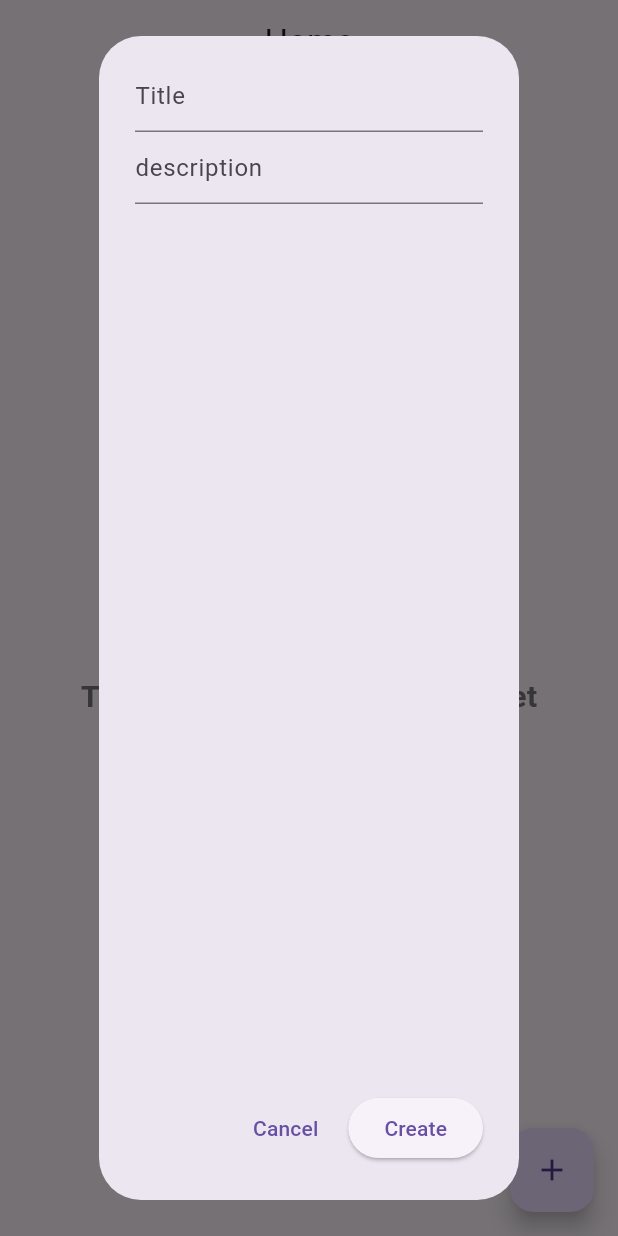
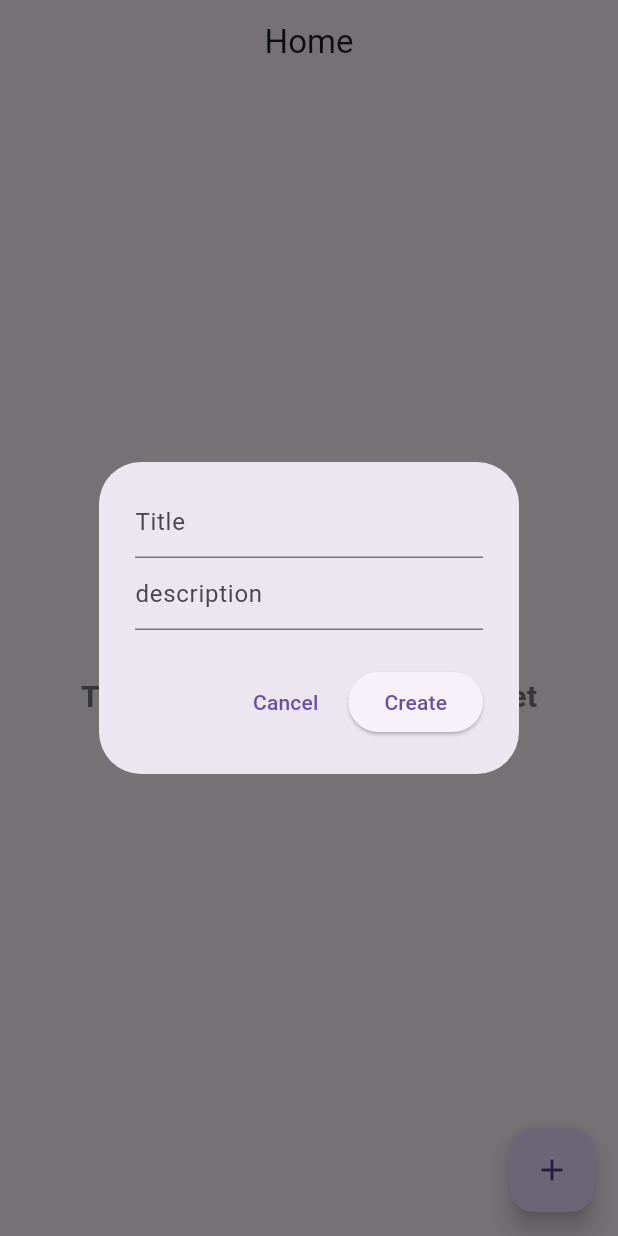
Before and after one commit to iqbalgany/CleanArchitectureCubit, a Flutter app: the screen it shows after launch, after a tap on the "add" icon, on a phone screen of 412 x 824 dp. Run offline on Flutter 3.47's test engine with Material 3 defaults, Android fonts, the phone set to English and light mode, and no system bars; our stand-ins replace bloc, equatable, flutter_bloc, get_it, sqflite; accounts and stored records are empty.

Commit message:
fix: Ensure task creation only occurs with non-empty title and description

```diff
--- a/lib/features/task/presentation/widgets/creat_task_dialog.dart
+++ b/lib/features/task/presentation/widgets/creat_task_dialog.dart
@@ -17,6 +17,7 @@ class _CreateTaskDialogState extends State<CreateTaskDialog> {
   Widget build(BuildContext context) {
     return AlertDialog(
       content: Column(
+        mainAxisSize: MainAxisSize.min,
         children: [
           TextField(
             controller: title,
@@ -37,6 +38,7 @@ class _CreateTaskDialogState extends State<CreateTaskDialog> {
         ),
         ElevatedButton(
           onPressed: () {
+            if (title.text.isNotEmpty && description.text.isNotEmpty) {
               context.read<TaskCubit>().createTask(
                 Task(
                   title: title.text.trim(),
@@ -46,6 +48,7 @@ class _CreateTaskDialogState extends State<CreateTaskDialog> {
                 ),
               );
               Navigator.pop(context);
+            }
           },
           child: Text('Create'),
         ),
```
Lines whose indentation alone changed are shown as unchanged.
